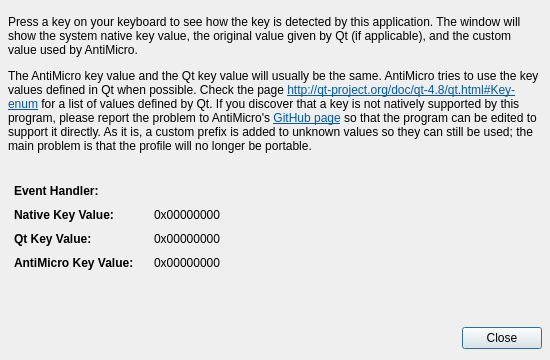
First picture: the form in src/qkeydisplaydialog.ui, repository AntiMicroX/antimicrox, before the edit.
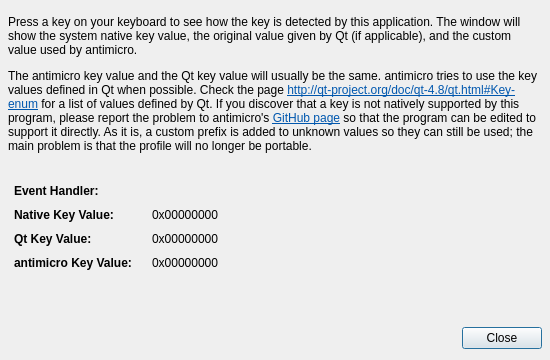
Second picture: the form after the edit.

Commit message: Change name in application be all lowercase.

What changed in the file:
```diff
--- a/src/qkeydisplaydialog.ui
+++ b/src/qkeydisplaydialog.ui
@@ -38,7 +38,7 @@
    <item>
     <widget class="QLabel" name="label">
      <property name="text">
-      <string>&lt;html&gt;&lt;head/&gt;&lt;body&gt;&lt;p&gt;Press a key on your keyboard to see how the key is detected by this application. The window will show the system native key value, the original value given by Qt (if applicable), and the custom value used by AntiMicro.&lt;/p&gt;&lt;p&gt;The AntiMicro key value and the Qt key value will usually be the same. AntiMicro tries to use the key values defined in Qt when possible. Check the page &lt;a href=&quot;http://qt-project.org/doc/qt-4.8/qt.html#Key-enum&quot;&gt;&lt;span style=&quot; text-decoration: underline; color:#0057ae;&quot;&gt;http://qt-project.org/doc/qt-4.8/qt.html#Key-enum&lt;/span&gt;&lt;/a&gt; for a list of values defined by Qt. If you discover that a key is not natively supported by this program, please report the problem to AntiMicro's &lt;a href=&quot;https://github.com/Ryochan7/antimicro&quot;&gt;&lt;span style=&quot; text-decoration: underline; color:#0057ae;&quot;&gt;GitHub page&lt;/span&gt;&lt;/a&gt; so that the program can be edited to support it directly. As it is, a custom prefix is added to unknown values so they can still be used; the main problem is that the profile will no longer be portable.&lt;/p&gt;&lt;/body&gt;&lt;/html&gt;</string>
+      <string>&lt;html&gt;&lt;head/&gt;&lt;body&gt;&lt;p&gt;Press a key on your keyboard to see how the key is detected by this application. The window will show the system native key value, the original value given by Qt (if applicable), and the custom value used by antimicro.&lt;/p&gt;&lt;p&gt;The antimicro key value and the Qt key value will usually be the same. antimicro tries to use the key values defined in Qt when possible. Check the page &lt;a href=&quot;http://qt-project.org/doc/qt-4.8/qt.html#Key-enum&quot;&gt;&lt;span style=&quot; text-decoration: underline; color:#0057ae;&quot;&gt;http://qt-project.org/doc/qt-4.8/qt.html#Key-enum&lt;/span&gt;&lt;/a&gt; for a list of values defined by Qt. If you discover that a key is not natively supported by this program, please report the problem to antimicro's &lt;a href=&quot;https://github.com/Ryochan7/antimicro&quot;&gt;&lt;span style=&quot; text-decoration: underline; color:#0057ae;&quot;&gt;GitHub page&lt;/span&gt;&lt;/a&gt; so that the program can be edited to support it directly. As it is, a custom prefix is added to unknown values so they can still be used; the main problem is that the profile will no longer be portable.&lt;/p&gt;&lt;/body&gt;&lt;/html&gt;</string>
      </property>
      <property name="textFormat">
       <enum>Qt::AutoText</enum>
@@ -155,7 +155,7 @@
         </font>
        </property>
        <property name="text">
-        <string>AntiMicro Key Value:</string>
+        <string>antimicro Key Value:</string>
        </property>
       </widget>
      </item>
```
The commit also changes 9 other files.
